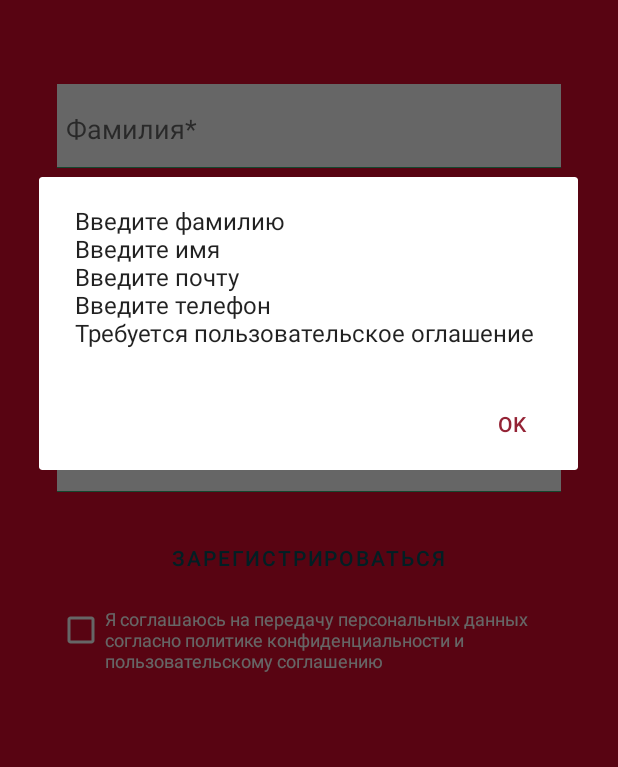
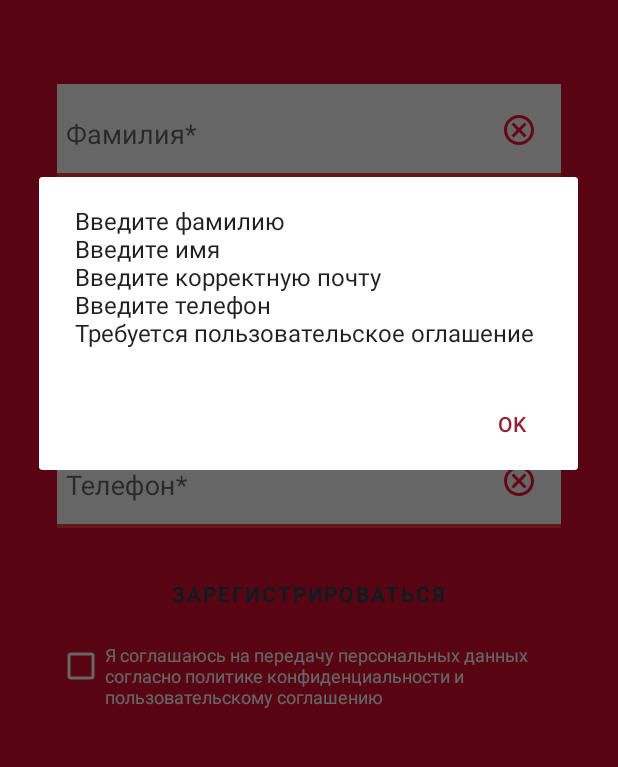
Before and after one commit to SerjHub/RewisorX, an Android app: the fragment RegistrationFragment placed in its activity, after a tap on "ЗАРЕГИСТРИРОВАТЬСЯ", on a phone screen of 412 x 824 dp, the part 294-1061 px from its top. Run offline under Robolectric (Android 15) with nearby library versions, the phone set to English and light mode, and no system bars; libraries missing offline, so code that uses them is left out: ru.terrakok.cicerone.

```diff
--- a/app/build.gradle
+++ b/app/build.gradle
@@ -78,5 +78,8 @@ dependencies {
     apply plugin: 'kotlin-android-extensions'
     implementation 'com.google.android.material:material:1.1.0-alpha09'
 
+    //Joda time
+    implementation 'joda-time:joda-time:2.10.3'
+
 
 }
--- a/app/src/main/java/com/app/rewizor/ui/RegistrationFragment.kt
+++ b/app/src/main/java/com/app/rewizor/ui/RegistrationFragment.kt
@@ -3,8 +3,8 @@ package com.app.rewizor.ui
 import android.os.Bundle
 import android.view.View
 import androidx.lifecycle.Observer
+import com.app.rewizor.AuthorizationActivity
 import com.app.rewizor.R
-import com.app.rewizor.AuthorizationActivity
 import com.app.rewizor.exstension.onTextChange
 import com.app.rewizor.exstension.showMessageAlert
 import com.app.rewizor.viewmodel.RegistrationViewModel
@@ -54,17 +54,19 @@ class RegistrationFragment : BaseFragment() {
             StringBuilder().also { builder ->
                 list.forEach { builder.append("${it.info}\n") }
             }.toString()
-        ) {
+        )
+
         list.forEach {
             when (it) {
                 RegistrationViewModel.VALIDATION.LASTNAME -> lastName.setUnchecked()
                 RegistrationViewModel.VALIDATION.FIRSTNAME -> firstName.setUnchecked()
                 RegistrationViewModel.VALIDATION.EMAIL -> email.setUnchecked()
                 RegistrationViewModel.VALIDATION.PHONE -> phone.setUnchecked()
-                    RegistrationViewModel.VALIDATION.AGREEMENT -> {}
+                RegistrationViewModel.VALIDATION.AGREEMENT -> {
                 }
             }
         }
+
     }
 
     override val TAG: String
--- a/app/src/main/java/com/app/rewizor/ui/custom/InputField.kt
+++ b/app/src/main/java/com/app/rewizor/ui/custom/InputField.kt
@@ -2,12 +2,14 @@ package com.app.rewizor.ui.custom
 
 import android.content.Context
 import android.content.res.TypedArray
+import android.os.Build
 import android.text.InputType
 import android.text.method.PasswordTransformationMethod
 import android.util.AttributeSet
 import android.view.LayoutInflater
 import android.view.View
 import android.widget.FrameLayout
+import androidx.core.view.isVisible
 import com.app.rewizor.R
 import com.google.android.material.textfield.TextInputLayout
 import kotlinx.android.extensions.LayoutContainer
@@ -51,11 +53,18 @@ class InputField @JvmOverloads constructor(
 
     fun setChecked() {
         imageCheck.setImageResource(R.drawable.ic_check)
+        imageCheck.isVisible = true
+        underlineView.isVisible = true
+        if (Build.VERSION.SDK_INT >= Build.VERSION_CODES.M) {
+            underlineView.setBackgroundColor(resources.getColor(R.color.edit_text_line, null))
+        }
     }
 
     fun setUnchecked() {
         imageCheck.setImageResource(R.drawable.ic_unchecked)
-        inputFieldLayout.boxBackgroundColor = resources.getColor(R.color.brightRed)
+        if (Build.VERSION.SDK_INT >= Build.VERSION_CODES.M) {
+            underlineView.setBackgroundColor(resources.getColor(R.color.brightRed, null))
+        }
     }
 
 }
--- a/app/src/main/java/com/app/rewizor/viewmodel/LoginViewModel.kt
+++ b/app/src/main/java/com/app/rewizor/viewmodel/LoginViewModel.kt
@@ -17,6 +17,9 @@ class LoginViewModel(
 
     private val enteredPassword: MutableLiveData<String> = MutableLiveData()
     val currentEnteredPassword: LiveData<String> get() = enteredPassword
+
+    private val validationInfo: MutableLiveData<List<VALIDATION>> = SingleLiveEvent()
+    val validationInfoLiveData: LiveData<List<VALIDATION>> get() = validationInfo
 
     private val validationErrorModel: MutableLiveData<VALIDATION> = MutableLiveData()
     val onValidationErrorLiveData: LiveData<VALIDATION> get() = validationErrorModel
--- a/app/src/main/java/com/app/rewizor/viewmodel/RegistrationViewModel.kt
+++ b/app/src/main/java/com/app/rewizor/viewmodel/RegistrationViewModel.kt
@@ -1,5 +1,7 @@
 package com.app.rewizor.viewmodel
 
+import android.text.TextUtils
+import android.util.Patterns
 import androidx.lifecycle.LiveData
 import androidx.lifecycle.MutableLiveData
 import com.app.rewizor.data.RewizorError
@@ -74,7 +76,13 @@ class RegistrationViewModel(
         val validationResults: MutableList<VALIDATION> = mutableListOf()
         lastName.value.isNullOrNorChars { validationResults.add(VALIDATION.LASTNAME) }
         firstName.value.isNullOrNorChars { validationResults.add(VALIDATION.FIRSTNAME) }
-        email.value.isNullOrNorChars { validationResults.add(VALIDATION.EMAIL) }
+        email.value.also {
+            if (TextUtils.isEmpty(it) || !Patterns.EMAIL_ADDRESS.matcher(it).matches()) {
+                validationResults.add(VALIDATION.EMAIL)
+            }
+        }
+
+
         phone.value.isNullOrNorChars { validationResults.add(VALIDATION.PHONE) }
         if (agreementAccepted.value != true) validationResults.add(VALIDATION.AGREEMENT)
         if (validationResults.isNotEmpty())  validationInfo.value = validationResults.toImmutableList()
@@ -85,7 +93,7 @@ class RegistrationViewModel(
     enum class VALIDATION(val info: String) {
         LASTNAME("Введите фамилию"),
         FIRSTNAME("Введите имя"),
-        EMAIL("Введите почту"),
+        EMAIL("Введите корректную почту"),
         PHONE("Введите телефон"),
         AGREEMENT("Требуется пользовательское оглашение")
     }
--- a/app/src/main/res/layout/fragment_registration.xml
+++ b/app/src/main/res/layout/fragment_registration.xml
@@ -25,28 +25,28 @@
         <com.app.rewizor.ui.custom.InputField
                 android:id="@+id/lastName"
                 android:layout_width="@dimen/standard_width"
-                android:layout_height="@dimen/standard_height"
+                android:layout_height="wrap_content"
                 android:layout_marginTop="56dp"
                 app:inputFieldHint="Фамилия*"/>
 
         <com.app.rewizor.ui.custom.InputField
                 android:id="@+id/firstName"
                 android:layout_width="@dimen/standard_width"
-                android:layout_height="@dimen/standard_height"
+                android:layout_height="wrap_content"
                 android:layout_marginTop="16dp"
                 app:inputFieldHint="Имя*"/>
 
         <com.app.rewizor.ui.custom.InputField
                 android:id="@+id/email"
                 android:layout_width="@dimen/standard_width"
-                android:layout_height="@dimen/standard_height"
+                android:layout_height="wrap_content"
                 android:layout_marginTop="16dp"
                 app:inputFieldHint="E-mail*"/>
 
         <com.app.rewizor.ui.custom.InputField
                 android:id="@+id/phone"
                 android:layout_width="@dimen/standard_width"
-                android:layout_height="@dimen/standard_height"
+                android:layout_height="wrap_content"
                 android:layout_marginTop="16dp"
                 app:inputFieldHint="Телефон*"/>
 
--- a/app/src/main/res/layout/view_input_field.xml
+++ b/app/src/main/res/layout/view_input_field.xml
@@ -7,9 +7,12 @@
                                                        android:layout_width="match_parent"
                                                        android:layout_height="wrap_content">
 
+
+
     <com.google.android.material.textfield.TextInputLayout
             android:id="@+id/inputFieldLayout"
             android:layout_width="match_parent"
+            android:layout_marginBottom="4dp"
             app:boxCornerRadiusBottomStart="20dp"
             app:boxCornerRadiusBottomEnd="2dp"
             app:boxCornerRadiusTopStart="2dp"
@@ -20,7 +23,6 @@
             android:paddingTop="4dp"
             android:gravity="center"
             android:layout_centerVertical="true"
-            app:boxBackgroundColor="@color/green"
 
             android:layout_height="wrap_content">
 
@@ -46,13 +48,13 @@
             android:visibility="gone"
     android:src="@drawable/ic_check"/>
 
+
     <View
             android:id="@+id/underlineView"
             android:background="@color/green"
             android:layout_width="match_parent"
             android:layout_height="2.5dp"
+            android:visibility="invisible"
             android:layout_below="@id/inputFieldLayout"/>
 
-
-
 </RelativeLayout>
```
Also changed, not shown: app/src/main/java/com/app/rewizor/ui/LoginFragment.kt (+9 -1 lines), app/src/main/java/com/app/rewizor/ui/adapter/PublicationsAdapter.kt (+21 -6 lines), app/src/main/res/layout/fragment_login.xml (+10 -2 lines). Lines whose indentation alone changed are shown as unchanged.
